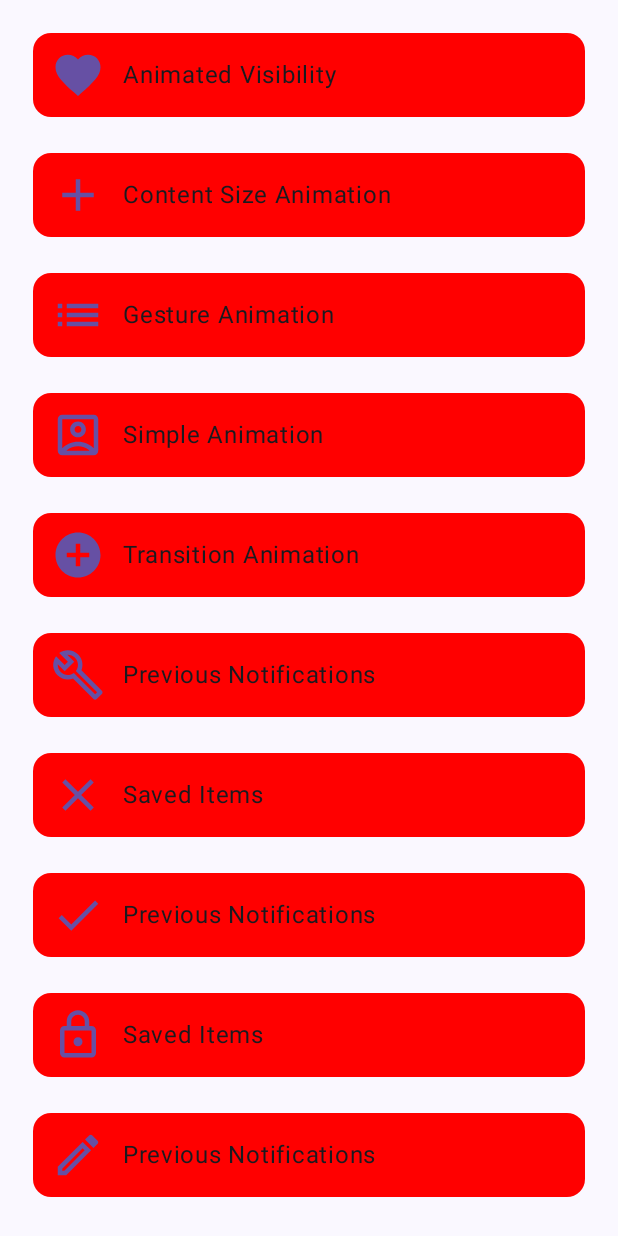
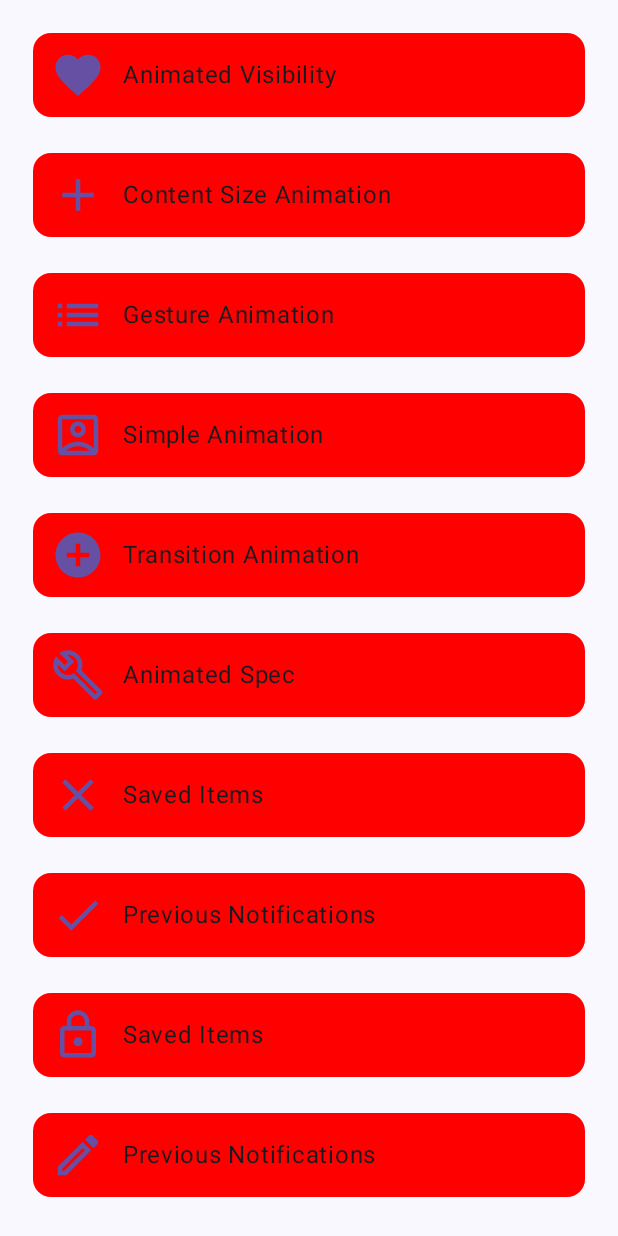
Before and after one commit to bekaweirdo/Animations, an Android app built with Jetpack Compose: the screen it shows after launch (MainActivity), on a phone screen of 412 x 824 dp. Run offline under Robolectric (Android 15) with nearby library versions, the light colour scheme and no system bars.

Commit message:
# Add animated Spec activity with examples

```diff
--- a/app/src/main/AndroidManifest.xml
+++ b/app/src/main/AndroidManifest.xml
@@ -38,6 +38,9 @@
 
         <activity android:name=".gesture.GestureAnimationActivity"
             android:theme="@style/Theme.Animations" />
+
+        <activity android:name=".animated_specs.AnimatedSpecsAnimationActivity"
+            android:theme="@style/Theme.Animations" />
     </application>
 
 </manifest>
--- a/app/src/main/java/com/bekka/animations/MainActivity.kt
+++ b/app/src/main/java/com/bekka/animations/MainActivity.kt
@@ -32,9 +32,11 @@ import androidx.compose.ui.graphics.Color
 import androidx.compose.ui.platform.LocalContext
 import androidx.compose.ui.unit.dp
 import androidx.compose.ui.unit.sp
+import com.bekka.animations.animated_specs.AnimatedSpecsAnimationActivity
 import com.bekka.animations.animated_visibility.AnimatedVisibilityActivity
 import com.bekka.animations.content_size.ContentSizeAnimationActivity
 import com.bekka.animations.data.DataProvider
+import com.bekka.animations.data.DataProvider.ANIMATED_SPEC_ANIMATION
 import com.bekka.animations.data.DataProvider.ANIMATED_VISIBILITY
 import com.bekka.animations.data.DataProvider.CONTENT_SIZE_ANIMATION
 import com.bekka.animations.data.DataProvider.GESTURE_ANIMATION
@@ -109,6 +111,7 @@ private fun Context.navigateToAnimation(it: AnimationModel){
         GESTURE_ANIMATION -> navigateToSomewhere(GestureAnimationActivity::class)
         SIMPLE_ANIMATION -> navigateToSomewhere(SimpleAnimationActivity::class)
         TRANSITION_ANIMATION -> navigateToSomewhere(TransitionAnimationActivity::class)
+        ANIMATED_SPEC_ANIMATION -> navigateToSomewhere(AnimatedSpecsAnimationActivity::class)
     }
 }
 
--- a/app/src/main/java/com/bekka/animations/data/DataProvider.kt
+++ b/app/src/main/java/com/bekka/animations/data/DataProvider.kt
@@ -21,6 +21,7 @@ object DataProvider {
     const val GESTURE_ANIMATION = "Gesture Animation"
     const val SIMPLE_ANIMATION = "Simple Animation"
     const val TRANSITION_ANIMATION = "Transition Animation"
+    const val ANIMATED_SPEC_ANIMATION = "Animated Spec"
     const val PREVIOUS_NOTIFICATIONS = "Previous Notifications"
     const val SAVED_ITEMS = "Saved Items"
 
@@ -30,7 +31,7 @@ object DataProvider {
         AnimationModel(icon = Icons.Outlined.List, option = GESTURE_ANIMATION),
         AnimationModel(icon = Icons.Outlined.AccountBox, option = SIMPLE_ANIMATION),
         AnimationModel(icon = Icons.Outlined.AddCircle, option = TRANSITION_ANIMATION),
-        AnimationModel(icon = Icons.Outlined.Build, option = PREVIOUS_NOTIFICATIONS),
+        AnimationModel(icon = Icons.Outlined.Build, option = ANIMATED_SPEC_ANIMATION),
         AnimationModel(icon = Icons.Outlined.Clear, option = SAVED_ITEMS),
         AnimationModel(icon = Icons.Outlined.Done, option = PREVIOUS_NOTIFICATIONS),
         AnimationModel(icon = Icons.Outlined.Lock, option = SAVED_ITEMS),
```
